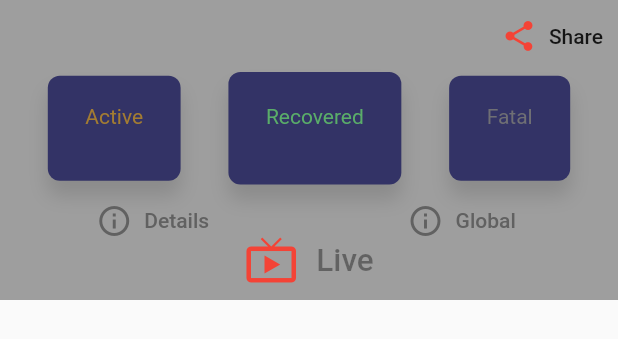
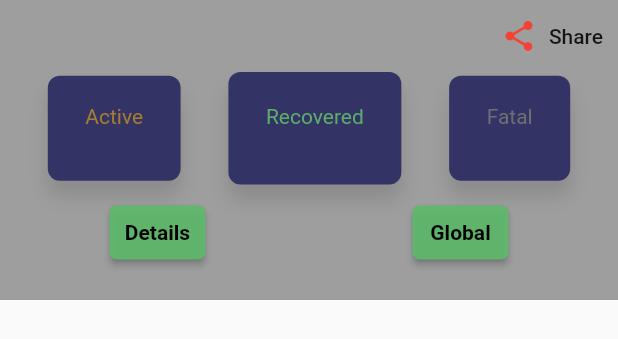
Before and after one commit to aryan47/COVID_TRACKER, a Flutter app: the Home widget shown alone on an empty page, opened directly with empty values, on a phone screen of 412 x 824 dp. Shown: the top 339 px of the screen. Run offline on Flutter 3.47's test engine with Material 2 defaults, Android fonts, the phone set to English and light mode, and no system bars; our stand-ins replace firebase_database, rxdart, share; missing offline and left inert: get_version; accounts and stored records are empty.

Commit message:
UI style changed based on feedback

```diff
--- a/lib/view/home.dart
+++ b/lib/view/home.dart
@@ -38,57 +38,54 @@ class _HomeState extends State<Home> {
       child: CustomScrollView(slivers: <Widget>[
         SliverAppBar(
           expandedHeight: 200,
-          floating: false,
+          floating: true,
           backgroundColor: COLOR_APP_BAR,
           pinned: true,
           flexibleSpace: FlexibleSpaceBar(
             centerTitle: true,
             titlePadding: EdgeInsets.all(0),
-            title: FlatButton.icon(
-                padding: EdgeInsets.only(top: 12),
-                onPressed: null,
-                icon: Icon(
-                  Icons.live_tv,
-                  color: Colors.red,
-                ),
-                label: Text('Live')),
+            title: null,
             background: ListView(
               children: <Widget>[
-                counter(widget.countData,shareLink),
+                counter(widget.countData, shareLink),
                 ButtonBar(
                   alignment: MainAxisAlignment.spaceAround,
-                  buttonPadding: EdgeInsets.all(0),
+                  buttonPadding: EdgeInsets.all(8),
                   children: <Widget>[
-                    FlatButton.icon(
+                    RaisedButton(
+                      elevation: 2.0,
+                      color: COLOR_RECOVERED,
+                      shape: RoundedRectangleBorder(
+                          borderRadius: BorderRadius.circular(5)),
                       onPressed: () {
                         MyInheritedWidget.of(context)
                             .detailsClicked
                             .sink
                             .add(true);
                       },
-                      icon: Icon(
-                        Icons.info_outline,
-                        color: COLOR_APP_BAR[700],
-                      ),
-                      label: Text(
+                      child: Text(
                         'Details',
-                        style: TextStyle(color: COLOR_APP_BAR[700]),
+                        style: TextStyle(
+                          fontWeight: FontWeight.bold,
+                        ),
                       ),
                     ),
-                    FlatButton.icon(
+                    RaisedButton(
+                      elevation: 2.0,
+                      color: COLOR_RECOVERED,
+                      shape: RoundedRectangleBorder(
+                          borderRadius: BorderRadius.circular(5)),
                       onPressed: () {
                         MyInheritedWidget.of(context)
                             .showGlobalData
                             .sink
                             .add(true);
                       },
-                      icon: Icon(
-                        Icons.info_outline,
-                        color: COLOR_APP_BAR[700],
-                      ),
-                      label: Text(
+                      child: Text(
                         'Global',
-                        style: TextStyle(color: COLOR_APP_BAR[700]),
+                        style: TextStyle(
+                          fontWeight: FontWeight.bold,
+                        ),
                       ),
                     ),
                   ],
--- a/pubspec.yaml
+++ b/pubspec.yaml
@@ -1,5 +1,7 @@
 name: corona_tracker
-description: A new Flutter project.
+description: App to track covid-19.
+authors:
+  - Ritesh Kant
 
 # The following defines the version and build number for your application.
 # A version number is three numbers separated by dots, like 1.2.43
@@ -20,8 +22,6 @@ dependencies:
   flutter:
     sdk: flutter
 
-  # The following adds the Cupertino Icons font to your application.
-  # Use with the CupertinoIcons class for iOS style icons.
   http: any
   firebase_database: ^3.1.3
   rxdart: ^0.23.1
```
